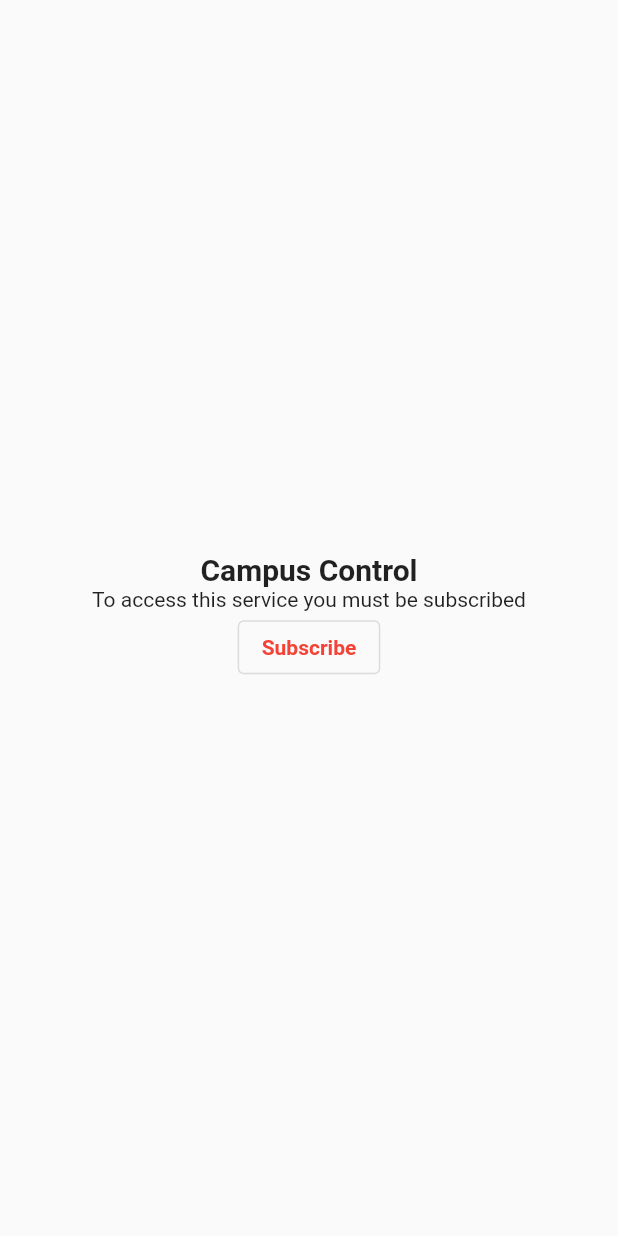
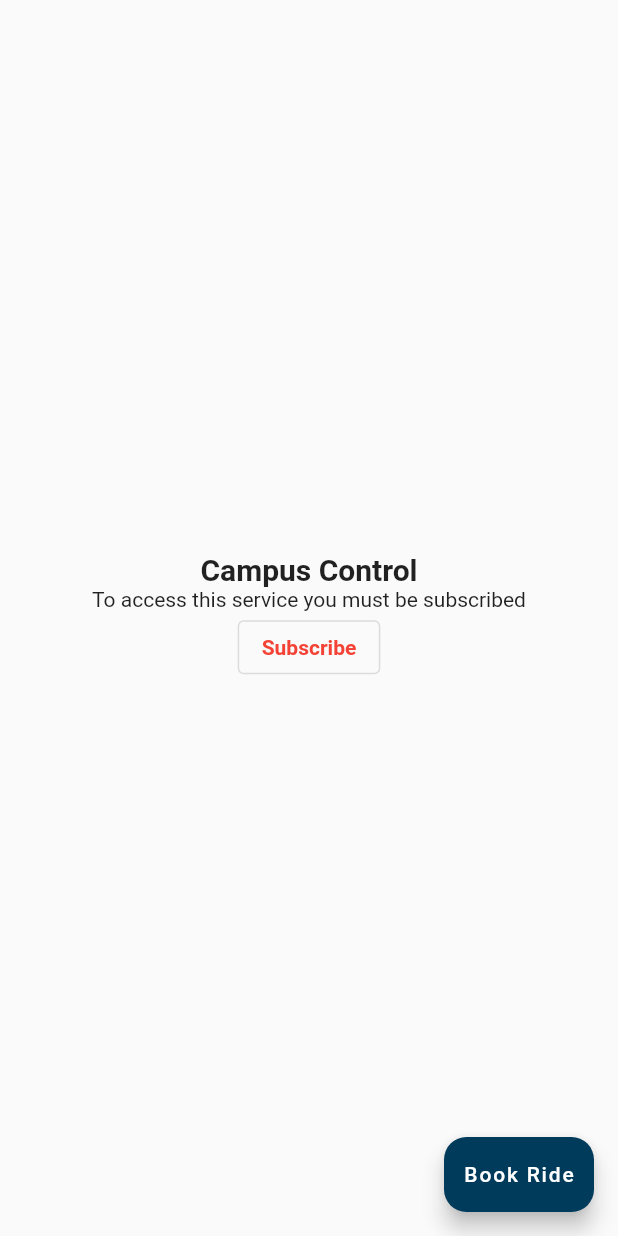
Before and after one commit to givenng6/sdp_wits_services, a Flutter app: the Protection screen opened directly, on a phone screen of 412 x 824 dp. Run offline on Flutter 3.47's test engine with Material 2 defaults, Android fonts, the light colour scheme and no system bars; our stand-ins replace accordion, animated_splash_screen, firebase_core, flutter_hooks, flutter_login, loading_indicator and 2 more; missing offline and left inert: firebase_core_web, shared_preferences_web; accounts and stored records are empty.

Commit message:
protection

```diff
--- a/lib/StudentsApp/Protection/Protection.dart
+++ /dev/null
@@ -1,56 +0,0 @@
-import 'package:flutter/material.dart';
-import 'package:flutter_hooks/flutter_hooks.dart';
-import '../UtilityWidgets.dart';
-import '../Utilities/AddSub.dart';
-import 'package:provider/provider.dart';
-import 'package:sdp_wits_services/StudentsApp/Providers/Subscriptions.dart';
-
-class Protection extends StatefulWidget{
-
-  @override
-  State<Protection> createState() => _Protection();
-}
-
-class _Protection extends State<Protection> {
-  UtilityWidget utilityWidget = UtilityWidget();
-
-  String title = "Campus Control";
-  String email = "";
-  String service = "campus_control";
-  List<String> data = [];
-
-  List<String> subs = [];
-  bool isSubscribed = false;
-
-  @override
-  Widget build(BuildContext context) {
-    subs = context.watch<Subscriptions>().subs;
-
-    if(subs.contains(service)){
-      setState(() {
-        isSubscribed = true;
-      });
-    }
-
-    return Scaffold(
-      body: isSubscribed ?  Column(
-        children: [
-          utilityWidget.AppBar(title),
-          /// TO DO: ADD Campus Control here....
-        ],
-      ) :
-      Column(
-        mainAxisAlignment:  MainAxisAlignment.center,
-        children: [
-          AddSub(title: title, service: service, isSubscribed: isSubscribed, setSubscribed: setSubscribed),
-        ],
-      ),
-    );
-  }
-
-  void setSubscribed(){
-    setState(() {
-      isSubscribed = true;
-    });
-  }
-}
--- /dev/null
+++ b/lib/StudentsApp/Protection/protection.dart
@@ -0,0 +1,128 @@
+import 'package:flutter/material.dart';
+import 'package:sdp_wits_services/StudentsApp/Protection/book_ride.dart';
+import 'package:url_launcher/url_launcher.dart';
+import '../UtilityWidgets.dart';
+import '../Utilities/AddSub.dart';
+import 'package:provider/provider.dart';
+import 'package:sdp_wits_services/StudentsApp/Providers/Subscriptions.dart';
+
+class Protection extends StatefulWidget {
+  const Protection({super.key});
+
+  @override
+  State<Protection> createState() => _Protection();
+}
+
+class _Protection extends State<Protection> {
+  UtilityWidget utilityWidget = UtilityWidget();
+
+  String title = "Campus Control";
+  String email = "";
+  String service = "campus_control";
+  List<String> data = [];
+
+  List<String> subs = [];
+  bool isSubscribed = false;
+
+  @override
+  Widget build(BuildContext context) {
+    subs = context.watch<Subscriptions>().subs;
+
+    if (subs.contains(service)) {
+      setState(() {
+        isSubscribed = true;
+      });
+    }
+
+    return Scaffold(
+      body: isSubscribed
+          ? Column(
+              children: [
+                utilityWidget.AppBar(title),
+
+                // const Spacer(),
+                TextButton(
+                    onPressed: () async {
+                      final Uri url = Uri.parse(
+                          'https://www.wits.ac.za/campus-life/safety-on-campus/');
+                      if (!await launchUrl(url)) {
+                        throw 'Could not launch $url';
+                      }
+                    },
+                    child: const Text('About Protection Services')),
+                Card(
+                    //color: Colors.white70,
+                    elevation: 2,
+                    child: Container(
+                      width: double.infinity,
+                      height: 180.0,
+                      padding: const EdgeInsets.all(12),
+                      decoration: const BoxDecoration(
+                        color: Colors.white,
+                        //borderRadius: BorderRadius.circular(12.0),
+                        image: DecorationImage(
+                            image: AssetImage('assets/white.jpg'),
+                            fit: BoxFit.cover),
+                      ),
+                      child: Column(
+                        crossAxisAlignment: CrossAxisAlignment.start,
+                        children: [
+                          const SizedBox(height: 10.0,),
+                          const Text('Driver: Jabu Maluleka'),
+                          const SizedBox(height: 10.0,),
+                          const Text('From: Wits Main Campus'),
+                          const SizedBox(height: 10.0,),
+                          const Text('To: Student Digz'),
+                          const SizedBox(height: 10.0,),
+                          const Text('ETA: 7 mins'),
+                          const SizedBox(height: 10.0,),
+                          const Spacer(),
+                          Row(
+                            children: const [
+                              Text('Car Name: Honda'),
+                              SizedBox(width: 80.0,),
+                              Text('Car Registration: RGB 716 GP'),
+                            ],
+                          ),
+                          const SizedBox(height: 10.0,)
+                        ],
+                      ),
+                    ),
+                ),
+              ],
+            )
+          : Column(
+              mainAxisAlignment: MainAxisAlignment.center,
+              children: [
+                AddSub(
+                    title: title,
+                    service: service,
+                    isSubscribed: isSubscribed,
+                    setSubscribed: setSubscribed),
+              ],
+            ),
+      floatingActionButton: SizedBox(
+        height: 50.0,
+        width: 100.0,
+        child: FloatingActionButton(
+          backgroundColor: const Color(0xff003b5c),
+          onPressed: () => showModalBottomSheet(
+              context: context,
+              backgroundColor: Colors.transparent,
+              isScrollControlled: true,
+              builder: (context) => const BookRide()),
+          shape: RoundedRectangleBorder(
+            borderRadius: BorderRadius.circular(15.0),
+          ),
+          child: const Text('Book Ride'),
+        ),
+      ),
+    );
+  }
+
+  void setSubscribed() {
+    setState(() {
+      isSubscribed = true;
+    });
+  }
+}
--- a/pubspec.yaml
+++ b/pubspec.yaml
@@ -47,6 +47,7 @@ dependencies:
   google_fonts: ^3.0.1
   golden_toolkit: ^0.13.0
   provider: ^6.0.3
+  url_launcher: ^6.1.6
 
 
 dev_dependencies:
```
Also changed, not shown: lib/StudentsApp/Home/Home.dart (+1 -8 lines), lib/StudentsApp/Protection/book_ride.dart (added, +202 -0 lines), pubspec.lock.
